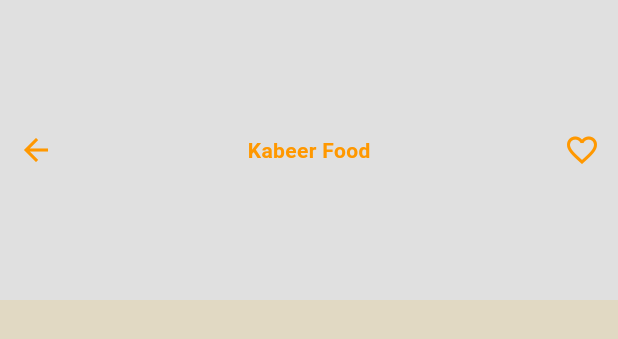
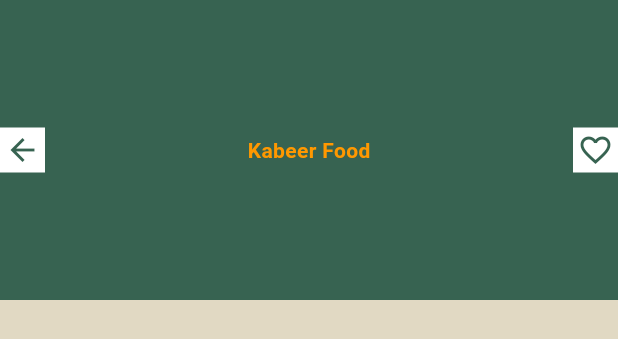
Before and after one commit to naderwael1/kamon, a Flutter app: the ItemScreenClipPath widget shown alone on an empty page, opened directly, on a phone screen of 412 x 824 dp. Shown: the top 339 px of the screen. Run offline on Flutter 3.47's test engine with Material 3 defaults, Android fonts, the phone set to English and light mode, and no system bars; our stand-ins replace flutter_bloc, geolocator, go_router, google_fonts; network calls fail; statements that could not run were skipped.

```diff
--- a/lib/Features/menu/presentation/item_screen_clip_path.dart
+++ b/lib/Features/menu/presentation/item_screen_clip_path.dart
@@ -10,15 +10,25 @@ class ItemScreenClipPath extends StatelessWidget {
   Widget build(BuildContext context) {
     return Container(
       height: 200,
-      color: Colors.grey[300],
+      color: kPrimaryColor,
       child: Row(
         mainAxisAlignment: MainAxisAlignment.spaceBetween,
         children: <Widget>[
-          IconButton(
-            icon: const Icon(Icons.arrow_back, color: Colors.orange),
-            onPressed: () {
-              // Add your onPressed code here!
-            },
+          Container(
+            height: 30,
+            width: 30,
+            color: Colors.white,
+            child: GestureDetector(
+              onTap: () {
+                // Handle shopping cart button press
+              },
+              child: const Center(
+                child: Icon(
+                  Icons.arrow_back,
+                  color: kPrimaryColor,
+                ),
+              ),
+            ),
           ),
           const Text(
             'Kabeer Food',
@@ -27,11 +37,21 @@ class ItemScreenClipPath extends StatelessWidget {
               fontWeight: FontWeight.bold,
             ),
           ),
-          IconButton(
-            icon: const Icon(Icons.favorite_border, color: Colors.orange),
-            onPressed: () {
-              // Add your onPressed code here!
-            },
+          Container(
+            height: 30,
+            width: 30,
+            color: Colors.white,
+            child: GestureDetector(
+              onTap: () {
+                // Handle shopping cart button press
+              },
+              child: const Center(
+                child: Icon(
+                  Icons.favorite_border,
+                  color: kPrimaryColor,
+                ),
+              ),
+            ),
           ),
         ],
       ),
--- a/lib/Features/ordars/app_layout/screens/app_layout_screen.dart
+++ b/lib/Features/ordars/app_layout/screens/app_layout_screen.dart
@@ -1,6 +1,5 @@
 import 'package:flutter/material.dart';
 import 'package:flutter_bloc/flutter_bloc.dart';
-import 'package:kamon/Features/menu/presentation/item_screen.dart';
 import 'package:kamon/Features/ordars/activeOrder/active_order_screen.dart';
 import 'package:kamon/Features/ordars/app_layout/controllers/app_layout_cubit.dart';
 import 'package:kamon/Features/ordars/order_clip.dart';
@@ -16,7 +15,7 @@ class OrderLayoutScreen extends StatelessWidget {
   Widget build(BuildContext context) {
     final screens = <Widget>[
       const ActiceOrderScreen(),
-      const ItemScreen(),
+      const ActiceOrderScreen(),
       const ActiceOrderScreen(),
     ];
 
```
Also changed, not shown: lib/Features/home/presentation/views/widgets/srach_result_list.dart (+18 -5 lines), lib/Features/menu/presentation/all_menu_screen.dart (+17 -4 lines), lib/Features/menu/presentation/item_screen.dart (+19 -1 lines), lib/core/utils/app_router.dart (+18 -0 lines).
